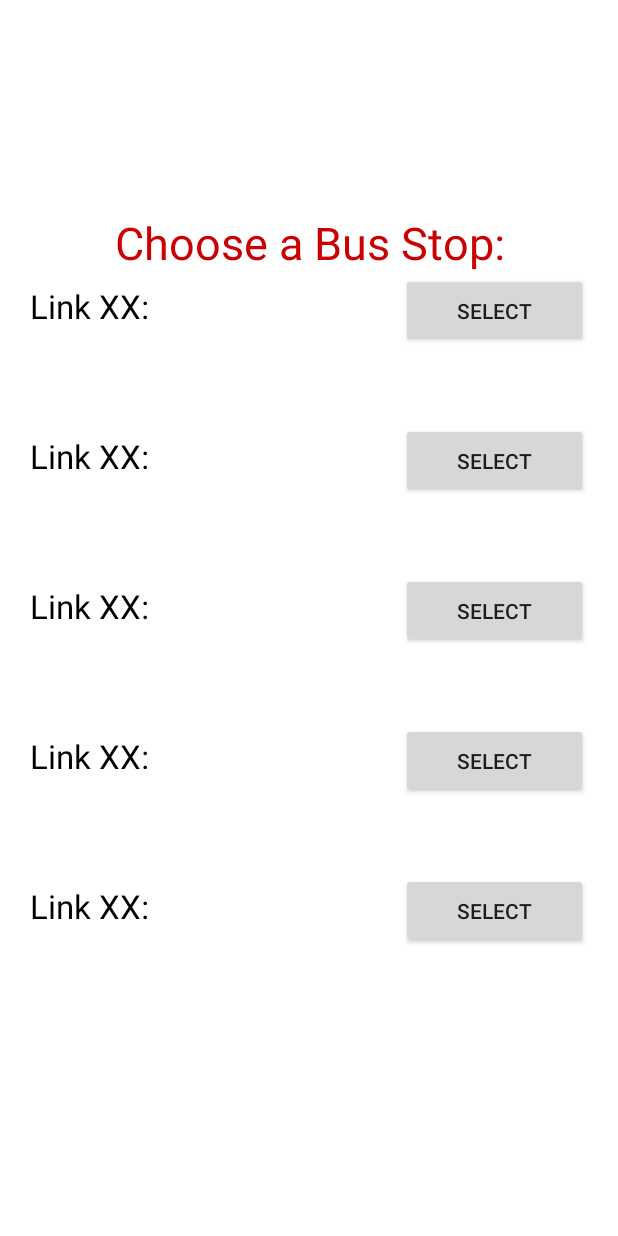
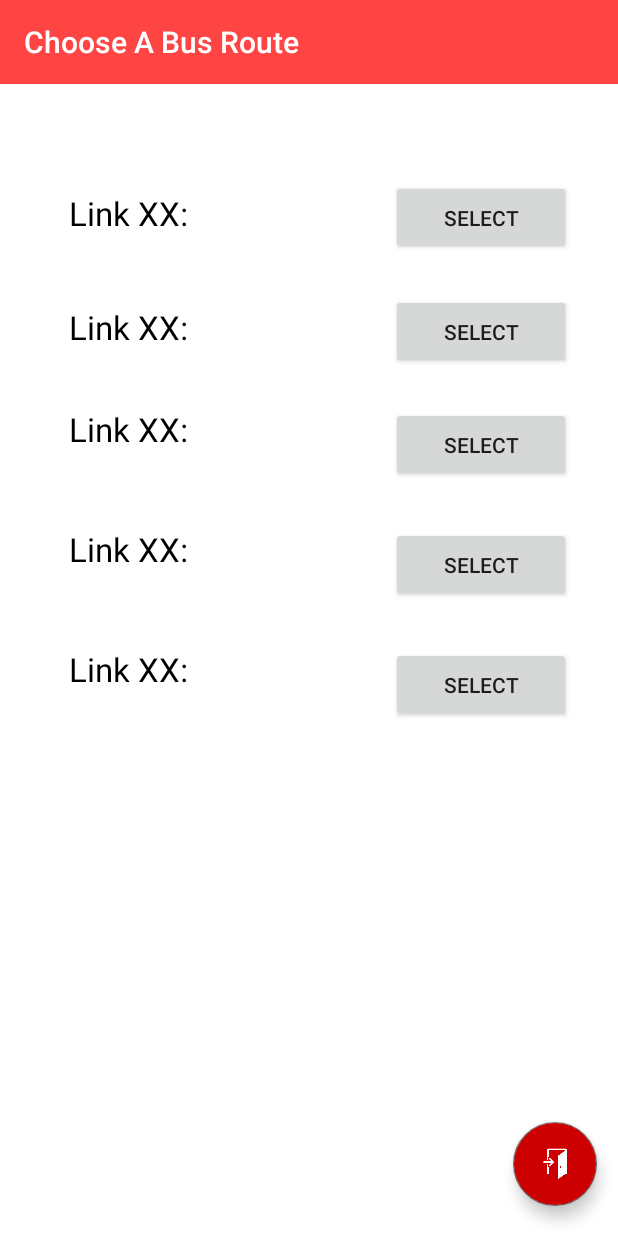
Before and after one commit to collinspeight/BusTracker, an Android app: the MainActivity screen opened directly, with no data from a screen before it, on a phone screen of 412 x 824 dp. Run offline under Robolectric (Android 15) with nearby library versions, the phone set to English and light mode, and no system bars; our stand-ins replace Firebase (no records; nobody signed in at launch, a user with empty details on screens opened directly).

Commit message:
UI Changes
Add:
Logout FAB on Main Activity
Stop Code on ETA Activity

Remove:
Logout button at User Activity

Change:
ETA was on debug mode. Changed it so it would update dynamically.

```diff
--- a/app/src/main/java/com/example/harold/bustracker/BusETA.java
+++ b/app/src/main/java/com/example/harold/bustracker/BusETA.java
@@ -67,9 +67,12 @@ public class BusETA extends AppCompatActivity {
 
         String stopID = getIntent().getStringExtra("StopID");
         String name = getIntent().getStringExtra("Name");
+        String stopCode = getIntent().getStringExtra("StopCode");
 
         TextView nameTextView = (TextView) findViewById(R.id.textView_address);
         nameTextView.setText(name);
+        TextView stopTextView = (TextView) findViewById(R.id.stop_code);
+        stopTextView.setText(stopCode);
 
         setupServiceReceiver();
 
@@ -93,18 +96,18 @@ public class BusETA extends AppCompatActivity {
             @Override
             public void onReceiveResult(int resultCode, Bundle resultData) {
                 if (resultCode == RESULT_OK) {
-//                    routes =resultData.getIntegerArrayList("routes");
-//                    colors = resultData.getStringArrayList("colors");
-//                    arrivals = resultData.getIntegerArrayList("arrivals");
-                    routes.add(434);
-                    routes.add(414);
-                    routes.add(424);
-                    colors.add("00A884");
-                    colors.add("00A884");
-                    colors.add("00A884");
-                    arrivals.add(0);
-                    arrivals.add(1);
-                    arrivals.add(3);
+                    routes =resultData.getIntegerArrayList("routes");
+                    colors = resultData.getStringArrayList("colors");
+                    arrivals = resultData.getIntegerArrayList("arrivals");
+//                    routes.add(434);
+//                    routes.add(414);
+//                    routes.add(424);
+//                    colors.add("00A884");
+//                    colors.add("00A884");
+//                    colors.add("00A884");
+//                    arrivals.add(0);
+//                    arrivals.add(1);
+//                    arrivals.add(3);
                     populateListView();
                 }
             }
--- a/app/src/main/java/com/example/harold/bustracker/MainActivity.java
+++ b/app/src/main/java/com/example/harold/bustracker/MainActivity.java
@@ -1,8 +1,11 @@
 package com.example.harold.bustracker;
 
 import android.content.Intent;
+import android.graphics.Color;
+import android.support.design.widget.FloatingActionButton;
 import android.support.v7.app.AppCompatActivity;
 import android.os.Bundle;
+import android.support.v7.widget.Toolbar;
 import android.view.View;
 import android.view.Window;
 import android.widget.Button;
@@ -13,12 +16,21 @@ import com.google.firebase.auth.FirebaseAuth;
 
 public class MainActivity extends AppCompatActivity {
 
+    private FirebaseAuth mAuth;
+
     @Override
     protected void onCreate(Bundle savedInstanceState) {
         super.onCreate(savedInstanceState);
-        this.requestWindowFeature(Window.FEATURE_NO_TITLE);
+        //this.requestWindowFeature(Window.FEATURE_NO_TITLE);
         setContentView(R.layout.activity_main);
 
+        Toolbar toolbar = (Toolbar) findViewById(R.id.toolbar);
+        setSupportActionBar(toolbar);
+        getSupportActionBar().setTitle("Choose A Bus Route");
+        toolbar.setTitleTextColor(Color.WHITE);
+        toolbar.setSubtitleTextColor(Color.WHITE);
+
+        FloatingActionButton signOut = (FloatingActionButton) findViewById(R.id.fab_signout);
         Button busStop1 = (Button) findViewById(R.id.button1);
         Button busStop2 = (Button) findViewById(R.id.button2);
         Button busStop3 = (Button) findViewById(R.id.button3);
@@ -74,5 +86,17 @@ public class MainActivity extends AppCompatActivity {
                 startActivity(i);
             }
         });
+
+        mAuth = FirebaseAuth.getInstance();
+
+
+        signOut.setOnClickListener(new View.OnClickListener() {
+            @Override
+            public void onClick(View v) {
+                mAuth.signOut();
+                startActivity(new Intent(MainActivity.this, LoginActivity.class));
+                finish();
+            }
+        });
     }
 }
--- a/app/src/main/java/com/example/harold/bustracker/User.java
+++ b/app/src/main/java/com/example/harold/bustracker/User.java
@@ -84,19 +84,7 @@ public class User extends AppCompatActivity implements OnMapReadyCallback, Googl
         mMapView = findViewById(R.id.map);
         mMapView.onCreate(savedInstanceState);
         mMapView.getMapAsync(this);
-        mAuth = FirebaseAuth.getInstance();
 
-        signOut = findViewById(R.id.logOut);
-
-        signOut.setOnClickListener(new View.OnClickListener() {
-            @Override
-            public void onClick(View v) {
-                stopService(intent);
-                mAuth.signOut();
-                startActivity(new Intent(User.this, LoginActivity.class));
-                finish();
-            }
-        });
     }
 
 
@@ -173,9 +161,10 @@ public class User extends AppCompatActivity implements OnMapReadyCallback, Googl
         Intent i = new Intent(User.this, BusETA.class);
         i.putExtra("StopID", marker.getTag().toString());
         i.putExtra("Name", marker.getTitle());
+        i.putExtra("StopCode", marker.getSnippet());
         stopService(intent);
         startActivity(i);
-        return false;
+        return true;
     }
 
     private void setBusStops() throws JSONException {
@@ -271,7 +260,7 @@ public class User extends AppCompatActivity implements OnMapReadyCallback, Googl
         Marker marker = map.addMarker(new MarkerOptions()
                 .position(latlng)
                 .title(name)
-                .snippet("stop code:" + code)
+                .snippet("Stop Code: " + code)
                 .icon(BitmapDescriptorFactory.fromResource(R.drawable.stop_icon)));
 
         marker.setTag(id);
--- a/app/src/main/res/layout/activity_main.xml
+++ b/app/src/main/res/layout/activity_main.xml
@@ -1,122 +1,133 @@
-<LinearLayout xmlns:android="http://schemas.android.com/apk/res/android"
+<RelativeLayout xmlns:android="http://schemas.android.com/apk/res/android"
     xmlns:tools="http://schemas.android.com/tools"
     android:layout_width="match_parent"
     android:layout_height="match_parent"
+    xmlns:app="http://schemas.android.com/apk/res-auto"
     android:orientation="vertical"
-    android:gravity="center_vertical"
-    android:paddingLeft="20dp"
-    android:paddingRight="20dp"
-    android:background="@android:color/white">
+    android:background="@android:color/white"
+    >
+
+
+    <android.support.v7.widget.Toolbar
+        android:id="@+id/toolbar"
+        android:layout_width="match_parent"
+        android:layout_height="?attr/actionBarSize"
+        android:layout_alignParentStart="true"
+        android:layout_alignParentTop="true"
+        android:background="?attr/colorPrimary"
+        app:popupTheme="@style/AppTheme.PopupOverlay" />
+
     <TextView
-        android:layout_width="match_parent"
+        android:id="@+id/textView1"
+        android:layout_width="150dp"
         android:layout_height="wrap_content"
-        android:text="Choose a Bus Stop:"
-        android:gravity="center"
-        android:textSize="30sp"
-        android:textColor="@android:color/holo_red_dark" />
-
-    <LinearLayout
-        android:id="@+id/linearLayout1"
-        android:layout_width="match_parent"
-        android:layout_height="100dp"
-        android:paddingBottom="50dp">
-        <TextView
-            android:layout_width="match_parent"
-            android:layout_height="wrap_content"
-            android:layout_weight="1"
+        android:layout_alignBaseline="@+id/button1"
+        android:layout_alignBottom="@+id/button1"
+        android:layout_alignParentStart="true"
+        android:layout_marginStart="46dp"
         android:text="Link XX:"
-            android:textSize="22sp"
-            android:textColor="@android:color/black" />
+        android:textColor="@android:color/black"
+        android:textSize="22sp" />
 
     <Button
         android:id="@+id/button1"
-            android:layout_width="250dp"
-            android:layout_height="match_parent"
-            android:layout_weight="1"
+        android:layout_width="120dp"
+        android:layout_height="50dp"
+        android:layout_alignParentEnd="true"
+        android:layout_below="@+id/toolbar"
+        android:layout_marginEnd="31dp"
+        android:layout_marginTop="64dp"
         android:text="Select" />
-    </LinearLayout>
 
-    <LinearLayout
-        android:id="@+id/linearLayout2"
-        android:layout_width="match_parent"
-        android:layout_height="100dp"
-        android:paddingBottom="50dp">
     <TextView
-            android:layout_width="match_parent"
+        android:id="@+id/textView2"
+        android:layout_width="150dp"
         android:layout_height="wrap_content"
-            android:layout_weight="1"
+        android:layout_alignBaseline="@+id/button2"
+        android:layout_alignBottom="@+id/button2"
+        android:layout_alignStart="@+id/textView1"
         android:text="Link XX:"
-            android:textSize="22sp"
-            android:textColor="@android:color/black" />
+        android:textColor="@android:color/black"
+        android:textSize="22sp" />
 
     <Button
         android:id="@+id/button2"
-            android:layout_width="250dp"
-            android:layout_height="match_parent"
-            android:layout_weight="1"
+        android:layout_width="120dp"
+        android:layout_height="50dp"
+        android:layout_alignStart="@+id/button1"
+        android:layout_below="@+id/textView1"
+        android:layout_marginTop="39dp"
         android:text="Select" />
-    </LinearLayout>
 
-    <LinearLayout
-        android:id="@+id/linearLayout3"
-        android:layout_width="match_parent"
-        android:layout_height="100dp"
-        android:paddingBottom="50dp">
     <TextView
-            android:layout_width="match_parent"
+        android:id="@+id/textView3"
+        android:layout_width="150dp"
         android:layout_height="wrap_content"
-            android:layout_weight="1"
+        android:layout_alignStart="@+id/textView2"
+        android:layout_alignTop="@+id/button3"
         android:text="Link XX:"
-            android:textSize="22sp"
-            android:textColor="@android:color/black" />
+        android:textColor="@android:color/black"
+        android:textSize="22sp" />
 
     <Button
         android:id="@+id/button3"
-            android:layout_width="250dp"
-            android:layout_height="match_parent"
-            android:layout_weight="1"
+        android:layout_width="120dp"
+        android:layout_height="50dp"
+        android:layout_alignStart="@+id/button2"
+        android:layout_below="@+id/button2"
+        android:layout_marginTop="25dp"
         android:text="Select" />
-    </LinearLayout>
 
-    <LinearLayout
-        android:id="@+id/linearLayout4"
-        android:layout_width="match_parent"
-        android:layout_height="100dp"
-        android:paddingBottom="50dp">
     <TextView
-            android:layout_width="match_parent"
+        android:id="@+id/textView4"
+        android:layout_width="150dp"
         android:layout_height="wrap_content"
-            android:layout_weight="1"
+        android:layout_alignStart="@+id/textView3"
+        android:layout_alignTop="@+id/button4"
         android:text="Link XX:"
-            android:textSize="22sp"
-            android:textColor="@android:color/black" />
+        android:textColor="@android:color/black"
+        android:textSize="22sp" />
 
     <Button
         android:id="@+id/button4"
-            android:layout_width="250dp"
-            android:layout_height="match_parent"
-            android:layout_weight="1"
+        android:layout_width="120dp"
+        android:layout_height="50dp"
+        android:layout_alignStart="@+id/button3"
+        android:layout_below="@+id/button3"
+        android:layout_marginTop="30dp"
         android:text="Select" />
-    </LinearLayout>
 
-    <LinearLayout
-        android:id="@+id/linearLayout5"
-        android:layout_width="match_parent"
-        android:layout_height="100dp"
-        android:paddingBottom="50dp">
     <TextView
-            android:layout_width="match_parent"
+        android:id="@+id/textView5"
+        android:layout_width="150dp"
         android:layout_height="wrap_content"
-            android:layout_weight="1"
+        android:layout_alignStart="@+id/textView4"
+        android:layout_alignTop="@+id/button5"
         android:text="Link XX:"
-            android:textSize="22sp"
-            android:textColor="@android:color/black" />
+        android:textColor="@android:color/black"
+        android:textSize="22sp" />
 
     <Button
         android:id="@+id/button5"
-            android:layout_width="250dp"
-            android:layout_height="match_parent"
-            android:layout_weight="1"
+        android:layout_width="120dp"
+        android:layout_height="50dp"
+        android:layout_alignStart="@+id/button4"
+        android:layout_below="@+id/button4"
+        android:layout_marginTop="30dp"
         android:text="Select" />
-    </LinearLayout>
-</LinearLayout>
+
+    <android.support.design.widget.FloatingActionButton
+        android:id="@+id/fab_signout"
+        android:layout_width="80dp"
+        android:layout_height="80dp"
+        android:layout_alignParentBottom="true"
+        android:layout_alignParentEnd="true"
+        android:layout_marginBottom="20dp"
+        android:layout_marginEnd="14dp"
+        android:backgroundTint="@android:color/holo_red_dark"
+        android:clickable="true"
+        android:tint="@android:color/white"
+        app:srcCompat="@drawable/sign_out" />
+
+
+</RelativeLayout>
--- a/app/src/main/res/layout/content_bus_et.xml
+++ b/app/src/main/res/layout/content_bus_et.xml
@@ -52,4 +52,12 @@
             android:layout_height="match_parent" />
     </LinearLayout>
 
+    <TextView
+        android:id="@+id/stop_code"
+        android:layout_width="wrap_content"
+        android:layout_height="wrap_content"
+        android:layout_alignBottom="@+id/imageView11"
+        android:layout_centerHorizontal="true"
+        android:text="TextView" />
+
 </RelativeLayout>
--- a/app/src/main/res/layout/user.xml
+++ b/app/src/main/res/layout/user.xml
@@ -7,12 +7,6 @@
     android:background="@android:color/darker_gray">
 
 
-    <Button
-        android:id="@+id/logOut"
-        android:layout_width="165dp"
-        android:layout_height="wrap_content"
-        android:text="Log Out" />
-
     <com.google.android.gms.maps.MapView
         android:id="@+id/map"
         android:layout_width="match_parent"
```
Also changed, not shown: app/src/main/res/drawable/sign_out.png (added). Lines whose indentation alone changed are shown as unchanged.
